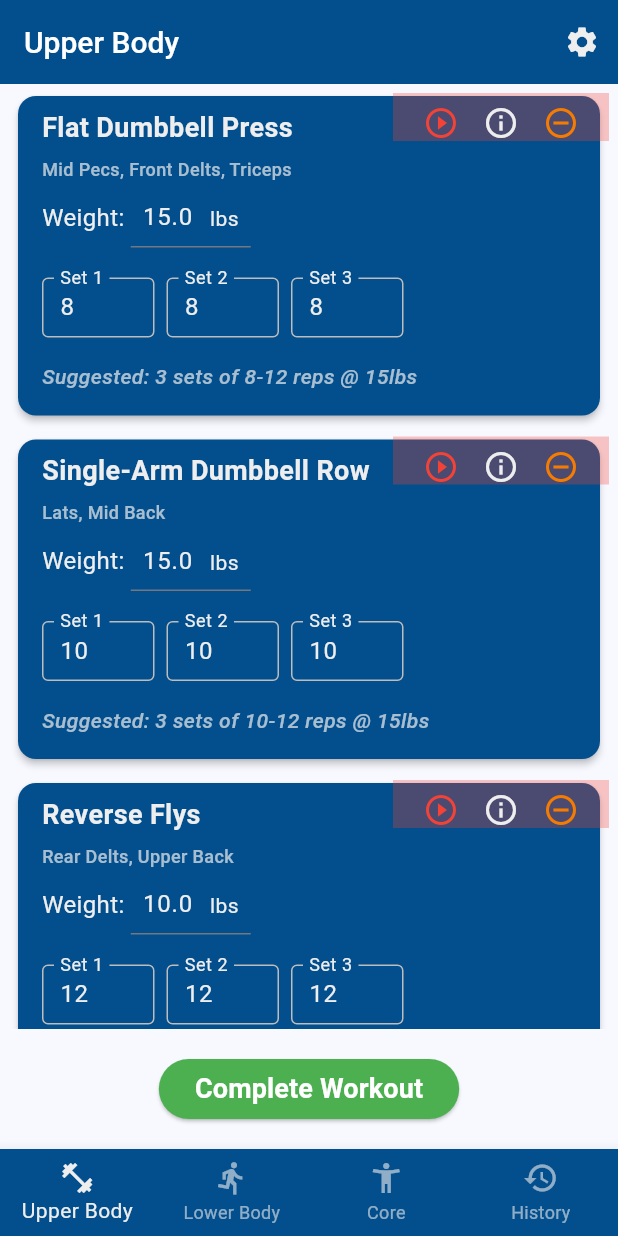
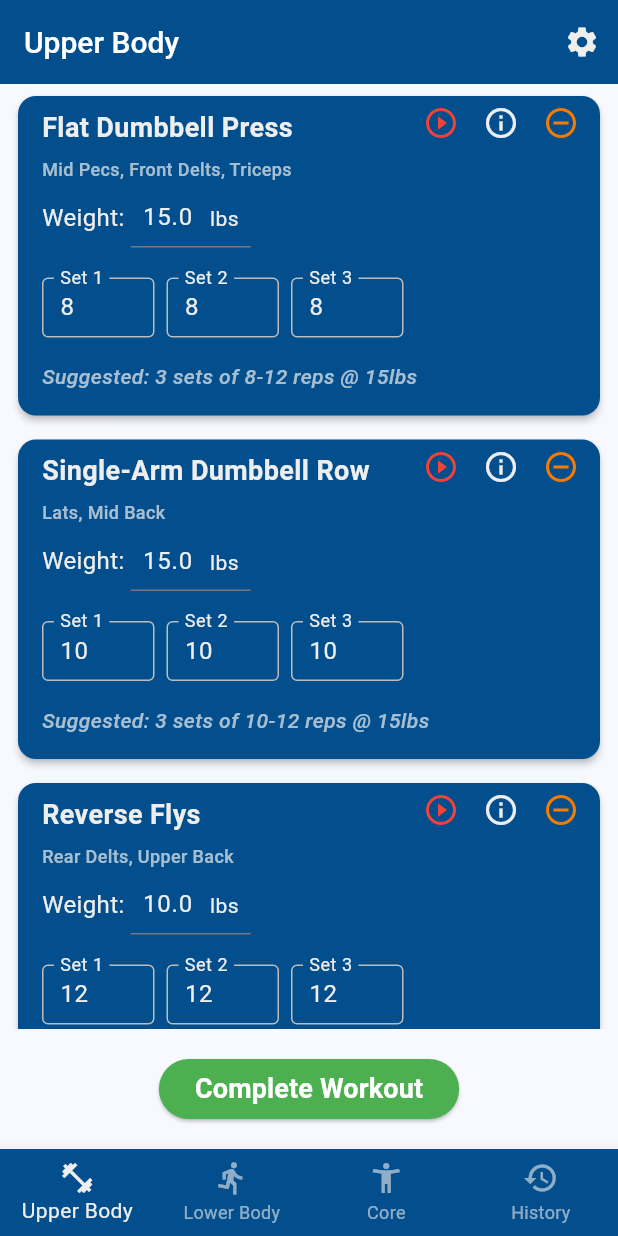
Before and after one commit to AMWen/pandafit, a Flutter app: the screen it shows after launch, on a phone screen of 412 x 824 dp. Run offline on Flutter 3.47's test engine with Material 3 defaults, Android fonts, the phone set to English and light mode, and no system bars; our stand-ins replace audioplayers, csv, file_picker, hive, hive_flutter, percent_indicator and 2 more; accounts and stored records are empty.

Commit message:
remove background

```diff
--- a/lib/data/widgets/exercise_card_widget.dart
+++ b/lib/data/widgets/exercise_card_widget.dart
@@ -138,7 +138,6 @@ class _ExerciseCardState extends State<ExerciseCard> {
                   Transform.translate(
                     offset: Offset(22, -10),
                     child: Container(
-                      color: Colors.red.withValues(alpha: 0.3),
                       height: 32,
                       child: Row(
                         mainAxisSize: MainAxisSize.min,
--- a/pubspec.yaml
+++ b/pubspec.yaml
@@ -16,7 +16,7 @@ publish_to: 'none' # Remove this line if you wish to publish to pub.dev
 # https://developer.apple.com/library/archive/documentation/General/Reference/InfoPlistKeyReference/Articles/CoreFoundationKeys.html
 # In Windows, build-name is used as the major, minor, and patch parts
 # of the product and file versions while build-number is used as the build suffix.
-version: 1.0.0
+version: 1.0.0+3
 
 environment:
   sdk: ^3.7.2
```
